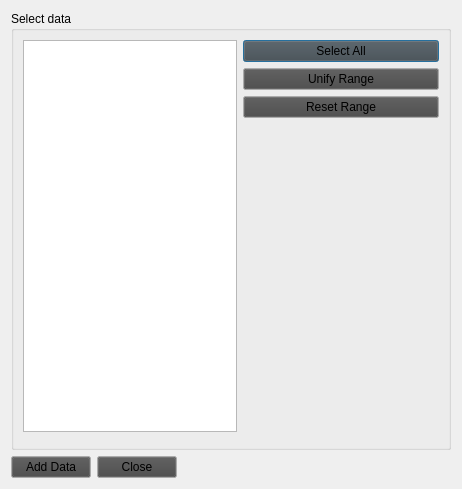
Before: the Qt Designer form qt/widgets/common/inc/MantidQtWidgets/Common/AddWorkspaceMultiDialog.ui in mantidproject/mantid, drawn with Qt 5.
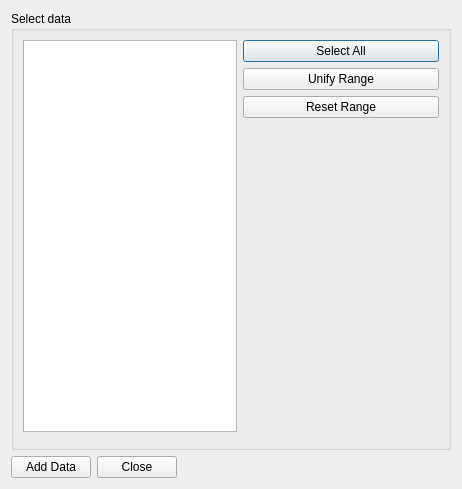
After: the same form once the commit is applied. Custom widgets are drawn as their Qt base class.

Commit message: Revert palette to default (inherited)

What changed in the file:
```diff
--- a/qt/widgets/common/inc/MantidQtWidgets/Common/AddWorkspaceMultiDialog.ui
+++ b/qt/widgets/common/inc/MantidQtWidgets/Common/AddWorkspaceMultiDialog.ui
@@ -10,43 +10,6 @@
     <height>489</height>
    </rect>
   </property>
-  <property name="palette">
-   <palette>
-    <active>
-     <colorrole role="Button">
-      <brush brushstyle="SolidPattern">
-       <color alpha="255">
-        <red>70</red>
-        <green>70</green>
-        <blue>70</blue>
-       </color>
-      </brush>
-     </colorrole>
-    </active>
-    <inactive>
-     <colorrole role="Button">
-      <brush brushstyle="SolidPattern">
-       <color alpha="255">
-        <red>70</red>
-        <green>70</green>
-        <blue>70</blue>
-       </color>
-      </brush>
-     </colorrole>
-    </inactive>
-    <disabled>
-     <colorrole role="Button">
-      <brush brushstyle="SolidPattern">
-       <color alpha="255">
-        <red>70</red>
-        <green>70</green>
-        <blue>70</blue>
-       </color>
-      </brush>
-     </colorrole>
-    </disabled>
-   </palette>
-  </property>
   <property name="windowTitle">
    <string>Multi Data Selection </string>
   </property>
```
